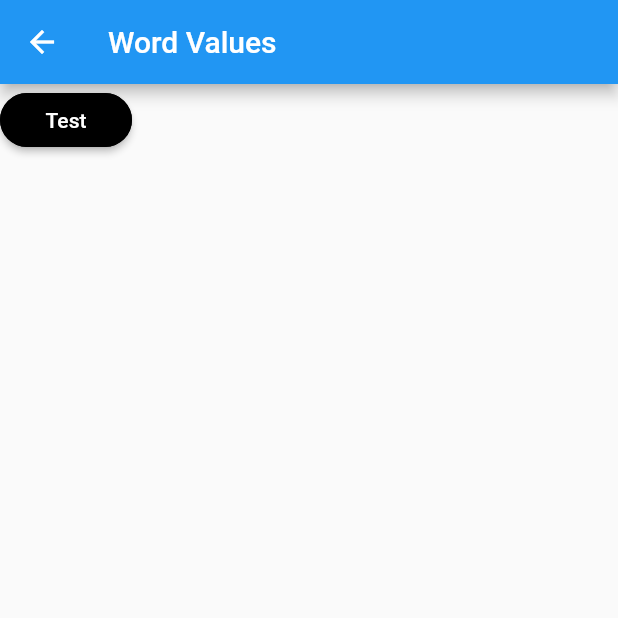
After one commit to jorgesarabia/flutter_codewars_practices, a Flutter app: the BuildPileCubes screen opened directly, on a phone screen of 412 x 824 dp, the top half of it. The commit adds this screen. Run offline on Flutter 3.47's test engine with Material 2 defaults, Android fonts, the phone set to English and light mode, and no system bars.

Commit message:
build_pile_cubes placeholder

```diff
--- /dev/null
+++ b/lib/excercises/build_pile_cubes/build_pile_cubes.dart
@@ -0,0 +1,53 @@
+import 'package:flutter/material.dart';
+import 'package:flutter_codewars_practices/common/widgets/implementation_page.dart';
+import 'package:flutter_codewars_practices/common/widgets/test_button.dart';
+import 'package:flutter_codewars_practices/excercises/build_pile_cubes/solutions/my_answer.dart';
+
+class BuildPileCubes extends StatelessWidget {
+  const BuildPileCubes();
+
+  @override
+  Widget build(BuildContext context) {
+    return Scaffold(
+      appBar: AppBar(
+        title: Text('Word Values'),
+      ),
+      body: SingleChildScrollView(
+        child: Column(
+          children: [
+            // ValidParenthesesDescription(),
+            // BestAnswer(
+            //   code: <InlineSpan>[
+            //     Styles.white('bool validParentheses(String parentheses) {\n'),
+            //     Styles.purple('  try '),
+            //     Styles.white('{ '),
+            //     Styles.purple('new'),
+            //     Styles.blue(' RegExp'),
+            //     Styles.white('(parentheses); }\n'),
+            //     Styles.purple('  catch '),
+            //     Styles.white('(_) { '),
+            //     Styles.purple('return '),
+            //     Styles.red('false'),
+            //     Styles.white('; }\n'),
+            //     Styles.purple('  return '),
+            //     Styles.red('true'),
+            //     Styles.white(';\n'),
+            //     Styles.white('}\n'),
+            //   ],
+            // ),
+            TestButton(
+              page: ImplementationPage(
+                inputLabel: 'Enter an integer',
+                inputType: TextInputType.number,
+                solution: (String n) {
+                  final input = int.parse(n);
+                  return '$n => ${findNb(input)}';
+                },
+              ),
+            ),
+          ],
+        ),
+      ),
+    );
+  }
+}
--- a/lib/excercises/valid_parentheses/valid_parentheses.dart
+++ b/lib/excercises/valid_parentheses/valid_parentheses.dart
@@ -40,7 +40,6 @@ class ValidParentheses extends StatelessWidget {
             ),
             TestButton(
               page: ImplementationPage(
-                inputLabel: '',
                 solution: (String n) {
                   return '$n => ${validParentheses(n)}';
                 },
--- a/lib/main.dart
+++ b/lib/main.dart
@@ -2,6 +2,7 @@ import 'dart:ui';
 
 import 'package:flutter/material.dart';
 import 'package:flutter_codewars_practices/excercises/a_square_of_squares/square_of_squares.dart';
+import 'package:flutter_codewars_practices/excercises/build_pile_cubes/build_pile_cubes.dart';
 import 'package:flutter_codewars_practices/excercises/count_the_duplicates/count_the_duplicates.dart';
 import 'package:flutter_codewars_practices/excercises/going_to_cinema/going_to_cinema.dart';
 import 'package:flutter_codewars_practices/excercises/pi_approximation/pi_approximation.dart';
@@ -84,6 +85,11 @@ class MyHomePage extends StatelessWidget {
       description: 'Write a function that takes a string of parentheses, and determines if the order ',
       page: ValidParentheses(),
     ),
+    _Exercise(
+      title: 'Build a pile of Cubes',
+      description: 'Your task is to construct a building which will be a pile of n cubes. ',
+      page: BuildPileCubes(),
+    ),
   ];
 
   @override
```
Also changed, not shown: lib/excercises/build_pile_cubes/solutions/my_answer.dart (added, +16 -0 lines).
